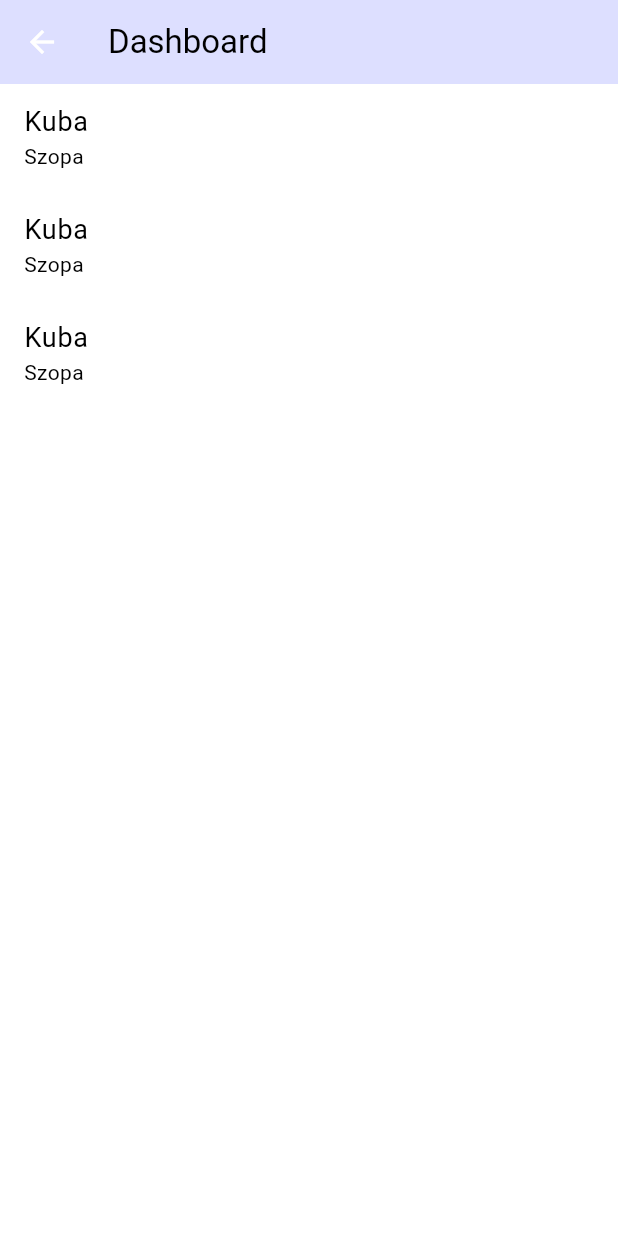
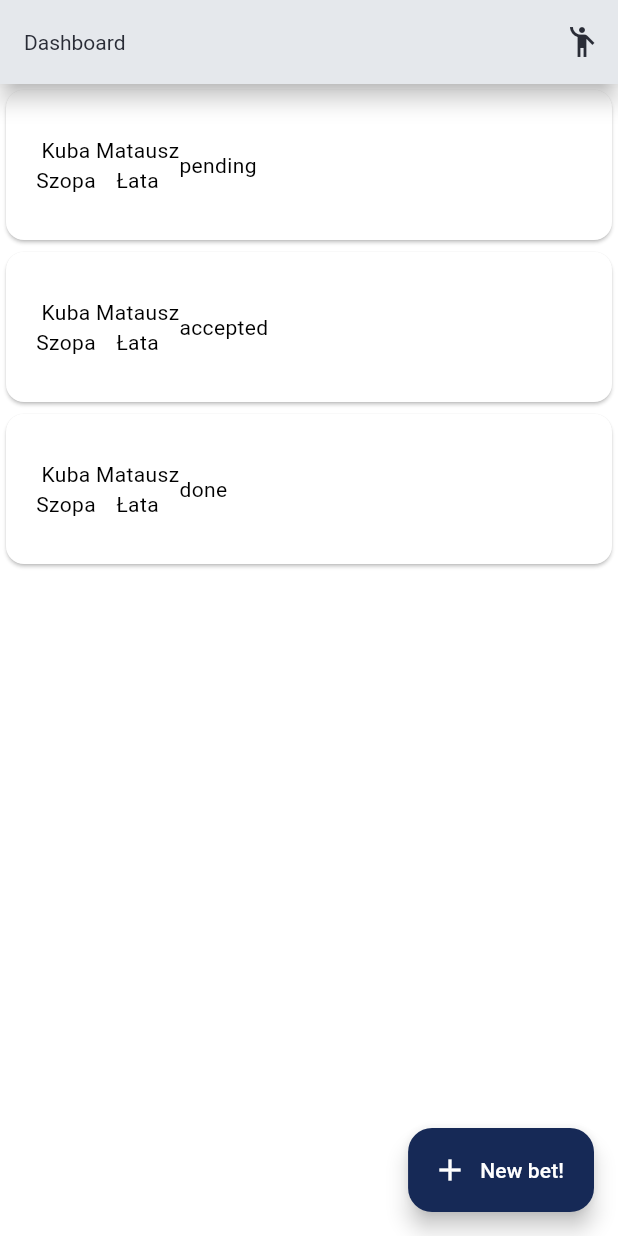
Before and after one commit to ventcode/betsy-mobile, a Flutter app: the screen it shows after launch, on a phone screen of 412 x 824 dp. Run offline on Flutter 3.47's test engine with Material 3 defaults, Android fonts, the phone set to English and light mode, and no system bars; our stand-ins replace flutter_riverpod, riverpod_annotation; generated files the repository leaves out were written again.

Commit message:
Setup listing

```diff
--- a/lib/main.dart
+++ b/lib/main.dart
@@ -1,5 +1,8 @@
 import 'package:betsy_mobile/screens/auth_screen.dart';
+import 'package:betsy_mobile/screens/bet_details_screen.dart';
+import 'package:betsy_mobile/screens/challenge_screen.dart';
 import 'package:betsy_mobile/screens/dashboard_screen.dart';
+import 'package:betsy_mobile/screens/new_bet_screen.dart';
 import 'package:flutter/material.dart';
 import 'package:flutter_riverpod/flutter_riverpod.dart';
 import 'package:betsy_mobile/theme/theme.dart';
@@ -25,16 +28,15 @@
       title: 'Betsy',
       theme: lightTheme,
       debugShowCheckedModeBanner: false,
-      initialRoute: '/dasboard',
+      initialRoute: '/dashboard',
       routes: {
         '/auth': (context) => const AuthScreen(),
-        '/dasboard': (context) => const DashboardScreen(),
-        '/new-bet': (context) => const AuthScreen(),
-        '/bet-details': (context) => const AuthScreen(),
-        '/challenge': (context) => const AuthScreen(),
-        '/summary': (context) => const AuthScreen(),
+        '/dashboard': (context) => const DashboardScreen(),
+        '/new-bet': (context) => const NewBetScreen(),
+        '/bet-details': (context) => const BetDetailsScreen(),
+        '/challenge': (context) => const ChallengeScreen(),
+        '/summary': (context) => const AuthScreen()
       },
-      home: const MyHomePage(title: 'Flutter Demo Home Page'),
     );
   }
 }
--- a/lib/models/challange.dart
+++ /dev/null
@@ -1,26 +0,0 @@
-import 'package:betsy_mobile/models/user.dart';
-import 'package:json_annotation/json_annotation.dart';
-
-part 'challange.g.dart';
-
-@JsonSerializable()
-class Challange {
-  final User challanger;
-  final User opponent;
-  final String value, date, status, description;
-
-  Challange(
-      {required this.challanger,
-      required this.opponent,
-      required this.date,
-      required this.status,
-      required this.value,
-      required this.description});
-
-  factory Challange.fromJson(Map<String, dynamic> json) =>
-      _$ChallangeFromJson(json);
-
-  Map<String, dynamic> toJson() => _$ChallangeToJson(this);
-
-  map(Challange Function(dynamic listElement) param0) {}
-}
--- /dev/null
+++ b/lib/models/challenge.dart
@@ -0,0 +1,28 @@
+import 'package:betsy_mobile/models/user.dart';
+import 'package:json_annotation/json_annotation.dart';
+
+part 'challenge.g.dart';
+
+@JsonSerializable()
+class Challenge {
+  final User challenger;
+  final User opponent;
+  final String value, date, status, description, id;
+
+  Challenge(
+      {
+      required this.id,
+      required this.challenger,
+      required this.opponent,
+      required this.date,
+      required this.status,
+      required this.value,
+      required this.description});
+
+  factory Challenge.fromJson(Map<String, dynamic> json) =>
+      _$ChallengeFromJson(json);
+
+  Map<String, dynamic> toJson() => _$ChallengeToJson(this);
+
+  map(Challenge Function(dynamic listElement) param0) {}
+}
--- a/lib/screens/dashboard_screen.dart
+++ b/lib/screens/dashboard_screen.dart
@@ -1,10 +1,11 @@
-import 'package:betsy_mobile/models/challange.dart';
+import 'package:betsy_mobile/models/challenge.dart';
 import 'package:betsy_mobile/models/user.dart';
 import 'package:flutter/material.dart';
 
-final mockedListOfChallanges = [
+final mockedListOfChallenges = [
   {
-    "challanger": {
+    "id": "1",
+    "challenger": {
       "name": "Kuba",
       "surname": "Szopa",
       "profileImageUrl": "img"
@@ -18,7 +19,8 @@ final mockedListOfChallanges = [
     "status": "pending"
   },
   {
-    "challanger": {
+    "id": "2",
+    "challenger": {
       "name": "Kuba",
       "surname": "Szopa",
       "profileImageUrl": "img"
@@ -29,10 +31,11 @@ final mockedListOfChallanges = [
       "profileImageUrl": "img"
     },
     "date": "21-01-2024",
-    "status": "pending"
+    "status": "accepted"
   },
   {
-    "challanger": {
+    "id": "3",
+    "challenger": {
       "name": "Kuba",
       "surname": "Szopa",
       "profileImageUrl": "img"
@@ -43,7 +46,7 @@ final mockedListOfChallanges = [
       "profileImageUrl": "img"
     },
     "date": "21-01-2024",
-    "status": "pending"
+    "status": "done"
   },
 ] as List<dynamic>;
 
@@ -55,12 +58,13 @@ class DashboardScreen extends StatefulWidget {
 }
 
 class _DashboardScreenState extends State<DashboardScreen> {
-  final mockedList = mockedListOfChallanges
-      .map((listElement) => Challange(
-          challanger: User(
-              name: listElement["challanger"]["name"],
-              surname: listElement["challanger"]["surname"],
-              profileImageUrl: listElement["challanger"]["profileImageUrl"]),
+  final mockedList = mockedListOfChallenges
+      .map((listElement) => Challenge(
+          id: listElement["id"],
+          challenger: User(
+              name: listElement["challenger"]["name"],
+              surname: listElement["challenger"]["surname"],
+              profileImageUrl: listElement["challenger"]["profileImageUrl"]),
           opponent: User(
               name: listElement["opponent"]["name"],
               surname: listElement["opponent"]["surname"],
@@ -76,16 +80,68 @@ class _DashboardScreenState extends State<DashboardScreen> {
     return Scaffold(
       appBar: AppBar(
         title: const Text("Dashboard"),
+        actions: <Widget>[
+          IconButton(onPressed: () {}, icon: const Icon(Icons.emoji_people))
+        ],
+        bottomOpacity: 0.5,
+        elevation: 6.0,
+        scrolledUnderElevation: 0.4,
+      ),
+      floatingActionButton: FloatingActionButton.extended(
+        label: const Text("New bet!"),
+        icon: const Icon(Icons.add),
+        onPressed: () {
+          Navigator.pushNamed(context, "/new-challenge");
+        },
       ),
       body: Center(
         child: ListView.builder(
           itemCount: mockedList.length,
           itemBuilder: (context, index) {
-            final challange = mockedList[index];
-
-            return ListTile(
-                title: Text(challange.challanger.name),
-                subtitle: Text(challange.challanger.surname));
+            final challenge = mockedList[index];
+            return GestureDetector(
+              onTap: () {
+                switch (challenge.status) {
+                  case "done":
+                    Navigator.pushNamed(context, "/bet-details",
+                        arguments: challenge);
+                    break;
+                  case "pending":
+                    Navigator.pushNamed(context, "/challenge",
+                        arguments: challenge);
+                    break;
+                  case "accepted":
+                    Navigator.pushNamed(context, "/new-bet",
+                        arguments: challenge);
+                    break;
+                }
+              },
+              child: Hero(
+                tag: "challenge${challenge.id}",
+                child: Card(
+                  child: Padding(
+                    padding: const EdgeInsets.fromLTRB(20, 30, 20, 30),
+                    child: Row(
+                      children: [
+                        Column(
+                          children: [
+                            Text(challenge.challenger.name),
+                            Text(challenge.challenger.surname),
+                          ],
+                        ),
+                        Column(
+                          children: [
+                            Text(challenge.opponent.name),
+                            Text(challenge.opponent.surname),
+                          ],
+                        ),
+                        Text(challenge.status)
+                      ],
+                    ),
+                  ),
+                ),
+              ),
+            );
           },
         ),
       ),
--- a/lib/theme/theme.dart
+++ b/lib/theme/theme.dart
@@ -2,34 +2,28 @@ import 'package:flutter/material.dart';
 
 final ThemeData lightTheme = ThemeData(
     useMaterial3: true,
-    // colorScheme: ColorScheme.fromSeed(seedColor: const Color(0x292c36FF)),
     colorScheme: const ColorScheme(
-        primary: Color.fromARGB(0, 43, 43, 101),
-        onPrimary: Colors.white,
-        secondary: Color(0x292c36FF),
-        onSecondary: Colors.white,
-        error: Colors.redAccent,
-        onError: Colors.white,
-        brightness: Brightness.dark,
-        background: Colors.white,
-        onBackground: Colors.black,
-        surface: Colors.white,
-        onSurface: Colors.black),
+      primary: Color(0xff162956),
+      onPrimary: Colors.white,
+      secondary: Color(0xff162956),
+      onSecondary: Color(0xff162956),
+      error: Colors.redAccent,
+      onError: Colors.white,
+      brightness: Brightness.dark,
+      background: Color(0xFFFAFAFA),
+      onBackground: Colors.white,
+      surface: Colors.white, // This is Cards etc colors
+      onSurface: Colors.black, // This is text color
+    ),
     textTheme: const TextTheme(
       displayLarge: TextStyle(fontSize: 32, fontWeight: FontWeight.bold),
       bodyLarge: TextStyle(fontSize: 18, color: Color(0x292c36FF)),
       titleSmall: TextStyle(fontSize: 18, color: Colors.black87),
     ),
     appBarTheme: const AppBarTheme(
-      color: Color(0x292c36FF),
-      iconTheme: IconThemeData(color: Colors.white),
-    ));
-
-
-
-// THEME:
-// FF499E
-// D264B6
-// A480CF
-// 779BE7
-// 49B6FF
+      color: Colors.white, // This is background on app header
+      iconTheme: IconThemeData(color: Color(0xFF292C36)),
+      titleTextStyle: TextStyle(color: Color(0xFF292C36)),
+      shadowColor: Colors.black,
+    ),
+   );
```
Also changed, not shown: lib/screens/bet_details_screen.dart (added, +40 -0 lines), lib/screens/challenge_screen.dart (added, +41 -0 lines), lib/screens/new_bet_screen.dart (added, +43 -0 lines), lib/models/challenge.g.dart, pubspec.lock.
